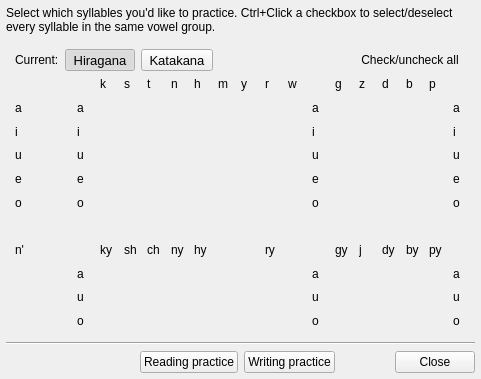
The window that kanapracticesettingsform.ui (z1dev/zkanji) describes before a commit, drawn with Qt 5.
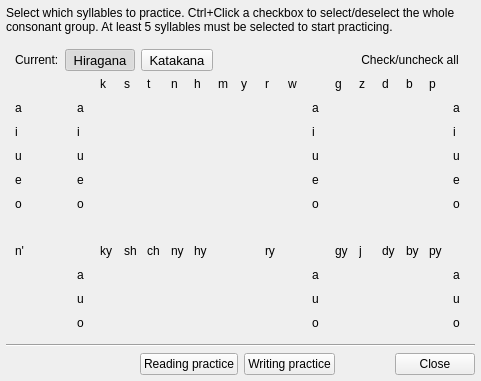
The same window after the commit. Icons and pictures are not drawn.

Commit message: Implemented kana reading practice. Missing test finished message.

The edit to the form file:
```diff
--- a/kanapracticesettingsform.ui
+++ b/kanapracticesettingsform.ui
@@ -7,7 +7,7 @@
     <x>0</x>
     <y>0</y>
     <width>433</width>
-    <height>379</height>
+    <height>381</height>
    </rect>
   </property>
   <property name="sizePolicy">
@@ -36,7 +36,7 @@
     <item>
      <widget class="QLabel" name="label">
       <property name="text">
-       <string>Select which syllables you'd like to practice. Ctrl+Click a checkbox to select/deselect every syllable in the same vowel group.</string>
+       <string>Select which syllables to practice. Ctrl+Click a checkbox to select/deselect the whole consonant group. At least 5 syllables must be selected to start practicing.</string>
       </property>
       <property name="wordWrap">
        <bool>true</bool>
```
The commit also changes 18 other files.
